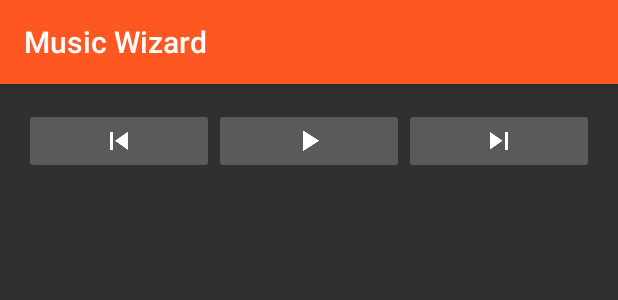
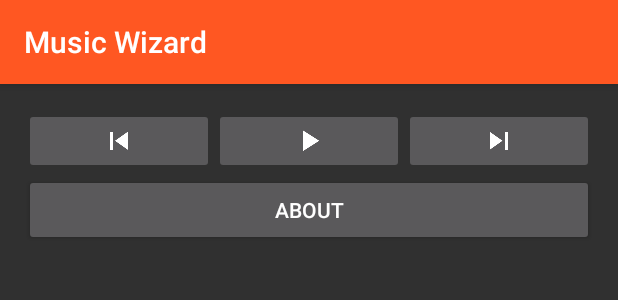
Before and after one commit to oshanrube/Music-Wizard, an Android app: the layout fragment_list.xml on its own in the app's theme, with its tools: preview values and no code run, on a phone screen of 412 x 824 dp. Shown: the top 300 px of the screen. Run offline under Robolectric (Android 15) with nearby library versions, the light colour scheme and no system bars; network calls fail.

Commit message:
add about page
add about page

```diff
--- a/Application/src/main/res/layout/fragment_list.xml
+++ b/Application/src/main/res/layout/fragment_list.xml
@@ -47,11 +47,30 @@
             android:contentDescription="@string/skip_next"/>
 
     </LinearLayout>
+    <Button
+        android:layout_width="match_parent"
+        android:layout_height="wrap_content"
+        android:text="About"
+        android:id="@+id/about_btn" />
+    <Button
+        android:layout_width="match_parent"
+        android:layout_height="wrap_content"
+        android:text="Back"
+        android:id="@+id/return_btn"
+        android:visibility="gone" />
+
+    <TextView
+        android:layout_width="match_parent"
+        android:layout_height="wrap_content"
+        android:textAppearance="?android:attr/textAppearanceLarge"
+        android:text="musiXmatch Lyric Connector Plugin (https://github.com/musixmatch/android-lyrics-plugin-sdk)\n\nandroid media browser service (https://github.com/googlesamples/android-MediaBrowserService)"
+        android:id="@+id/about_text"
+        android:visibility="gone" />
 
     <ListView
         android:id="@+id/list_view"
         android:layout_width="match_parent"
-        android:layout_height="match_parent">
+        android:layout_height="wrap_content">
     </ListView>
 
 </LinearLayout>
```
Also changed, not shown: Application/src/main/java/com/example/android/mediabrowserservice/BrowseFragment.java (+31 -0 lines), 26 other files.
